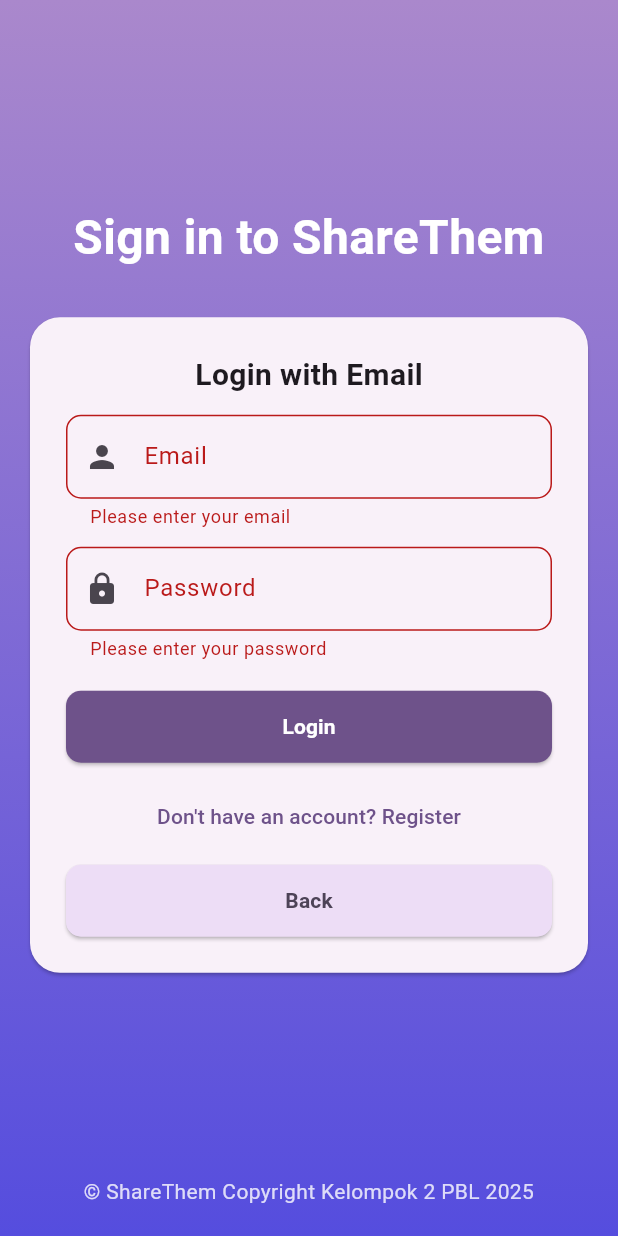
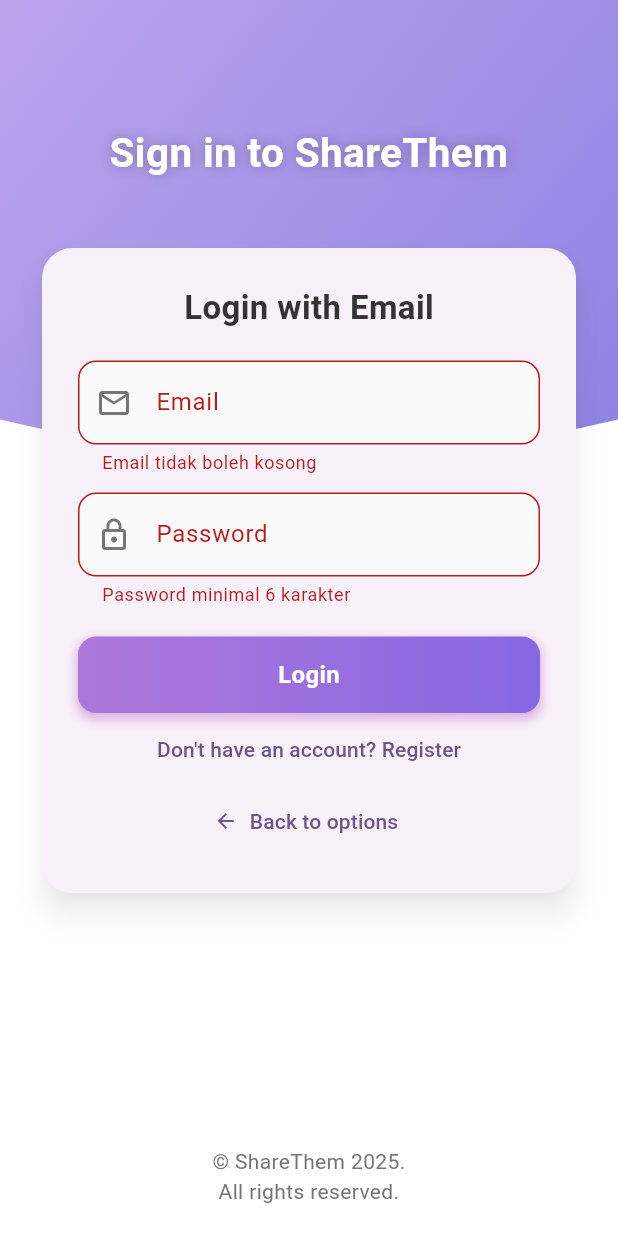
Before and after one commit to coldzamzam/ShareThem, a Flutter app: the screen it shows after launch, after a tap on "Google", after a tap on "Email", after a tap on "Login", on a phone screen of 412 x 824 dp. Run offline on Flutter 3.47's test engine with Material 3 defaults, Android fonts, the phone set to English and light mode, and no system bars; our stand-ins replace cloud_firestore, file_picker, firebase_auth, firebase_core, google_sign_in, lottie and 1 more; missing offline and left inert: bonsoir, protobuf; accounts and stored records are empty; network calls fail; Roboto replaces fonts that are missing (Jost); project files that could hold a hidden picture were left out.

Commit message:
ui login

```diff
--- a/lib/scaffolds/login_page.dart
+++ b/lib/scaffolds/login_page.dart
@@ -13,22 +13,22 @@ class LoginPage extends StatefulWidget {
 }
 
 class _LoginPageState extends State<LoginPage> {
+  // =======================================================================
+  // BAGIAN LOGIKA (TIDAK ADA YANG DIUBAH)
+  // Semua state, controller, dan fungsi Anda tetap sama.
+  // =======================================================================
   bool _showEmailLoginForm = false;
   bool _isRegisterMode = false;
-
-  // State variables for the custom top notification
   String? _notificationMessage;
   Color? _notificationColor;
   bool _showNotification = false;
   Timer? _notificationTimer;
-
   final _formKey = GlobalKey<FormState>();
   final _emailController = TextEditingController();
   final _passwordController = TextEditingController();
   final _usernameController = TextEditingController();
   final _phoneNumberController = TextEditingController();
   final _addressController = TextEditingController();
-
   final FirebaseAuth _auth = FirebaseAuth.instance;
   final GoogleSignIn _googleSignIn = GoogleSignIn();
   final FirebaseFirestore _firestore = FirebaseFirestore.instance;
@@ -65,6 +65,7 @@ class _LoginPageState extends State<LoginPage> {
   }
 
   Future<void> _signInWithGoogle() async {
+    // Fungsi ini tidak diubah
     try {
       final GoogleSignInAccount? googleUser = await _googleSignIn.signIn();
       if (googleUser == null) {
@@ -130,6 +131,7 @@ class _LoginPageState extends State<LoginPage> {
   }
 
   Future<void> _handleSubmit() async {
+    // Fungsi ini tidak diubah
     if (!(_formKey.currentState?.validate() ?? false)) return;
 
     final email = _emailController.text.trim();
@@ -268,55 +270,45 @@ class _LoginPageState extends State<LoginPage> {
   }
 
   // =======================================================================
-  // KODE YANG DIPERBAIKI ADA DI DALAM METHOD build() DI BAWAH INI
+  // BAGIAN UI (SEMUA DI BAWAH INI TELAH DIPERBARUI SESUAI DESAIN)
   // =======================================================================
   @override
   Widget build(BuildContext context) {
+    final screenHeight = MediaQuery.of(context).size.height;
     return Scaffold(
-      resizeToAvoidBottomInset: true,
+      backgroundColor: Colors.white,
+      resizeToAvoidBottomInset: false,
       body: Stack(
         children: [
-          // Background gradient
-          Container(
-            decoration: const BoxDecoration(
-              gradient: LinearGradient(
-                begin: Alignment.topCenter,
-                end: Alignment.bottomCenter,
-                colors: [Color(0xFFAA88CC), Color(0xFF554DDE)],
-              ),
-            ),
-          ),
-
-          // Main content column
-          Padding(
-            padding: const EdgeInsets.symmetric(horizontal: 20.0),
+          _buildCurvedBackground(context, screenHeight),
+          SafeArea(
+            child: Padding(
+              padding: const EdgeInsets.symmetric(horizontal: 24.0),
               child: Column(
                 children: [
-                // Spacer pertama untuk mendorong konten ke tengah dari atas
-                const Spacer(),
-
+                  SizedBox(height: screenHeight * 0.1),
                   const Text(
                     'Sign in to ShareThem',
                     textAlign: TextAlign.center,
                     style: TextStyle(
                       color: Colors.white,
-                    fontSize: 32,
+                      fontSize: 27,
                       fontWeight: FontWeight.bold,
+                      shadows: [Shadow(blurRadius: 10.0, color: Colors.black26)],
                     ),
                   ),
-                const SizedBox(height: 30), // Jarak antara judul dan card
-
-                // Konten utama (card)
-                SingleChildScrollView(
-                  child: ConstrainedBox(
-                    constraints: const BoxConstraints(maxWidth: 500),
-                    child: Card(
-                      margin: const EdgeInsets.all(0),
+                  const SizedBox(height: 40),
+                  Card(
+                    elevation: 8.0,
+                    shadowColor: Colors.black38,
                     shape: RoundedRectangleBorder(
                       borderRadius: BorderRadius.circular(20),
                     ),
                     child: Padding(
                       padding: const EdgeInsets.all(24.0),
+                      child: AnimatedSize(
+                        duration: const Duration(milliseconds: 300),
+                        curve: Curves.easeInOut,
                         child: AnimatedSwitcher(
                           duration: const Duration(milliseconds: 200),
                           child: _showEmailLoginForm
@@ -326,25 +318,19 @@ class _LoginPageState extends State<LoginPage> {
                       ),
                     ),
                   ),
-                ),
-
-                // Spacer kedua untuk mendorong footer ke bawah
                   const Spacer(),
-
-                // Footer
                   Padding(
                     padding: const EdgeInsets.only(bottom: 20),
                     child: Text(
-                    '© ShareThem Copyright Kelompok 2 PBL 2025',
-                    style: TextStyle(color: Colors.white.withOpacity(0.8)),
+                      '© ShareThem 2025.\nAll rights reserved.',
                       textAlign: TextAlign.center,
+                      style: TextStyle(color: Colors.grey[600]),
                     ),
                   ),
                 ],
               ),
             ),
-
-          // Custom Top Notification Layer
+          ),
           if (_showNotification && _notificationMessage != null && _notificationColor != null)
             Positioned(
               top: MediaQuery.of(context).padding.top + 20.0,
@@ -358,7 +344,7 @@ class _LoginPageState extends State<LoginPage> {
                   padding: const EdgeInsets.symmetric(horizontal: 16.0, vertical: 12.0),
                   child: Text(
                     _notificationMessage!,
-                    style: const TextStyle(color: Colors.white),
+                    style: const TextStyle(color: Colors.white, fontSize: 16),
                     textAlign: TextAlign.center,
                   ),
                 ),
@@ -369,76 +355,92 @@ class _LoginPageState extends State<LoginPage> {
     );
   }
 
+  Widget _buildCurvedBackground(BuildContext context, double screenHeight) {
+    return ClipPath(
+      clipper: _LoginShapeClipper(),
+      child: Container(
+        height: screenHeight * 0.4,
+        decoration: const BoxDecoration(
+          gradient: LinearGradient(
+            colors: [Color(0xFFBCA4EC), Color(0xFF8C82E3)],
+            begin: Alignment.topLeft,
+            end: Alignment.bottomRight,
+          ),
+        ),
+      ),
+    );
+  }
+
+  Widget _buildGradientButton({required VoidCallback onPressed, required String label, Widget? icon}) {
+    return Container(
+      decoration: BoxDecoration(
+        gradient: const LinearGradient(
+          colors: [Color(0xFFAD78D9), Color(0xFF8667E3)],
+          begin: Alignment.centerLeft,
+          end: Alignment.centerRight,
+        ),
+        borderRadius: BorderRadius.circular(12),
+        boxShadow: [
+          BoxShadow(
+            color: Colors.purple.withOpacity(0.3),
+            spreadRadius: 1,
+            blurRadius: 5,
+            offset: const Offset(0, 3),
+          )
+        ],
+      ),
+      child: Material(
+        color: Colors.transparent,
+        child: InkWell(
+          onTap: onPressed,
+          borderRadius: BorderRadius.circular(12),
+          child: Container(
+            padding: const EdgeInsets.symmetric(vertical: 14),
+            alignment: Alignment.center,
+            child: Row(
+              mainAxisAlignment: MainAxisAlignment.center,
+              children: [
+                if (icon != null) ...[icon, const SizedBox(width: 10)],
+                Text(label, style: const TextStyle(color: Colors.white, fontWeight: FontWeight.bold, fontSize: 16)),
+              ],
+            ),
+          ),
+        ),
+      ),
+    );
+  }
+
   Widget _buildInitialButtons(BuildContext context) {
     return Column(
       key: const ValueKey<int>(0),
       mainAxisSize: MainAxisSize.min,
       children: [
-        Text(
+        const Text(
           'Sign In',
-          style: TextStyle(
-            color: Theme.of(context).colorScheme.onSurface,
-            fontSize: 24,
-            fontWeight: FontWeight.bold,
-          ),
+          style: TextStyle(color: Color(0xFF333333), fontSize: 24, fontWeight: FontWeight.bold),
         ),
         const SizedBox(height: 24),
-        SizedBox(
-          width: double.infinity,
-          child: ElevatedButton.icon(
+        _buildGradientButton(
           onPressed: _signInWithGoogle,
+          label: 'Google',
           icon: Image.network(
             'https://upload.wikimedia.org/wikipedia/commons/thumb/c/c1/Google_%22G%22_logo.svg/1200px-Google_%22G%22_logo.svg.png',
             height: 20,
-              errorBuilder: (context, error, stackTrace) =>
-              const Icon(Icons.g_mobiledata),
-            ),
-            label: const Text('Google'),
-            style: ElevatedButton.styleFrom(
-              foregroundColor: Theme.of(context).colorScheme.onSurface,
-              padding: const EdgeInsets.symmetric(vertical: 12),
-              shape: RoundedRectangleBorder(
-                borderRadius: BorderRadius.circular(10),
+            width: 20,
+            errorBuilder: (context, error, stackTrace) => const Icon(Icons.g_mobiledata, color: Colors.white, size: 20),
           ),
         ),
+
+        const SizedBox(height: 12),
+        _buildGradientButton(
+          onPressed: () => setState(() => _showEmailLoginForm = true),
+          label: 'Email',
+          icon: const Icon(Icons.email, color: Colors.white, size: 20),
         ),
-        ),
-        const SizedBox(height: 10),
-        SizedBox(
-          width: double.infinity,
-          child: ElevatedButton.icon(
-            onPressed: () {
-              setState(() {
-                _showEmailLoginForm = true;
-                _isRegisterMode = false;
-              });
-            },
-            icon: const Icon(Icons.email),
-            label: const Text('Email'),
-            style: ElevatedButton.styleFrom(
-              foregroundColor: Theme.of(context).colorScheme.onSurface,
-              padding: const EdgeInsets.symmetric(vertical: 12),
-              shape: RoundedRectangleBorder(
-                borderRadius: BorderRadius.circular(10),
-              ),
-            ),
-          ),
-        ),
-        const SizedBox(height: 10),
-        SizedBox(
-          width: double.infinity,
-          child: ElevatedButton.icon(
+        const SizedBox(height: 12),
+        _buildGradientButton(
           onPressed: () => Navigator.pushReplacementNamed(context, '/'),
-            icon: const Icon(Icons.home),
-            label: const Text('Back to home'),
-            style: ElevatedButton.styleFrom(
-              foregroundColor: Theme.of(context).colorScheme.onSurface,
-              padding: const EdgeInsets.symmetric(vertical: 12),
-              shape: RoundedRectangleBorder(
-                borderRadius: BorderRadius.circular(10),
-              ),
-            ),
-          ),
+          label: 'Back to home',
         ),
       ],
     );
@@ -453,203 +455,59 @@ class _LoginPageState extends State<LoginPage> {
         children: [
           Text(
             _isRegisterMode ? 'Register with Email' : 'Login with Email',
-            style: TextStyle(
-              color: Theme.of(context).colorScheme.onSurface,
-              fontSize: 20,
-              fontWeight: FontWeight.bold,
+            style: const TextStyle(color: Color(0xFF333333), fontSize: 22, fontWeight: FontWeight.bold),
           ),
-          ),
-          const SizedBox(height: 12),
-          TextFormField(
-            controller: _emailController,
-            keyboardType: TextInputType.emailAddress,
-            decoration: InputDecoration(
-              labelText: 'Email',
-              hintText: 'Enter your email',
-              border: OutlineInputBorder(
-                borderRadius: BorderRadius.circular(10),
-              ),
-              prefixIcon: const Icon(Icons.person),
-            ),
-            validator: (value) {
-              if (value == null || value.isEmpty) {
-                return 'Please enter your email';
-              }
-              if (!RegExp(r'^[^@]+@[^@]+\.[^@]+').hasMatch(value)) {
-                return 'Please enter a valid email address';
-              }
-              return null;
-            },
-          ),
+          const SizedBox(height: 20),
+          TextFormField(controller: _emailController, decoration: _inputDecoration('Email', Icons.email_outlined), validator: (v) => v!.isEmpty ? 'Email tidak boleh kosong' : null),
           if (_isRegisterMode) ...[
             const SizedBox(height: 12),
-            TextFormField(
-              controller: _usernameController,
-              decoration: InputDecoration(
-                labelText: 'Username',
-                hintText: 'Enter your username',
-                border: OutlineInputBorder(
-                  borderRadius: BorderRadius.circular(10),
-                ),
-                prefixIcon: const Icon(Icons.person_outline),
-              ),
-              validator: (value) {
-                if (_isRegisterMode && (value == null || value.isEmpty)) {
-                  return 'Please enter a username';
-                }
-                return null;
-              },
-            ),
+            TextFormField(controller: _usernameController, decoration: _inputDecoration('Username', Icons.person_outline), validator: (v) => v!.isEmpty ? 'Username tidak boleh kosong' : null),
             const SizedBox(height: 12),
-            TextFormField(
-              controller: _phoneNumberController,
-              keyboardType: TextInputType.phone,
-              decoration: InputDecoration(
-                labelText: 'Phone Number (Optional)',
-                hintText: 'e.g., 081234567890',
-                border: OutlineInputBorder(
-                  borderRadius: BorderRadius.circular(10),
-                ),
-                prefixIcon: const Icon(Icons.phone),
-              ),
-            ),
+            TextFormField(controller: _phoneNumberController, decoration: _inputDecoration('Phone Number (Optional)', Icons.phone)),
             const SizedBox(height: 12),
-            TextFormField(
-              controller: _addressController,
-              keyboardType: TextInputType.streetAddress,
-              maxLines: 2,
-              decoration: InputDecoration(
-                labelText: 'Address (Optional)',
-                hintText: 'Your full address',
-                border: OutlineInputBorder(
-                  borderRadius: BorderRadius.circular(10),
-                ),
-                prefixIcon: const Icon(Icons.location_on),
-              ),
-            ),
+            TextFormField(controller: _addressController, decoration: _inputDecoration('Address (Optional)', Icons.location_on)),
           ],
           const SizedBox(height: 12),
-          TextFormField(
-            controller: _passwordController,
-            obscureText: true,
-            decoration: InputDecoration(
-              labelText: 'Password',
-              hintText: 'Enter your password',
-              border: OutlineInputBorder(
-                borderRadius: BorderRadius.circular(10),
+          TextFormField(controller: _passwordController, obscureText: true, decoration: _inputDecoration('Password', Icons.lock_outline), validator: (v) => v!.length < 6 ? 'Password minimal 6 karakter' : null),
+          const SizedBox(height: 20),
+          _buildGradientButton(onPressed: _handleSubmit, label: _isRegisterMode ? 'Register' : 'Login'),
+          TextButton(
+            onPressed: () => setState(() => _isRegisterMode = !_isRegisterMode),
+            child: Text(_isRegisterMode ? 'Already have an account? Login' : 'Don\'t have an account? Register'),
           ),
-              prefixIcon: const Icon(Icons.lock),
-            ),
-            validator: (value) {
-              if (value == null || value.isEmpty) {
-                return 'Please enter your password';
-              }
-              if (value.length < 8) {
-                return 'Password should be at least 8 characters';
-              }
-              return null;
-            },
-          ),
-          const SizedBox(height: 20),
-          SizedBox(
-            width: double.infinity,
-            child: ElevatedButton(
-              onPressed: _handleSubmit,
-              style: ElevatedButton.styleFrom(
-                backgroundColor: Theme.of(context).colorScheme.primary,
-                foregroundColor: Theme.of(context).colorScheme.onPrimary,
-                padding: const EdgeInsets.symmetric(vertical: 14),
-                shape: RoundedRectangleBorder(
-                  borderRadius: BorderRadius.circular(10),
-                ),
-              ),
-              child: Text(
-                _isRegisterMode ? 'Register' : 'Login',
-                style: const TextStyle(fontWeight: FontWeight.bold),
-              ),
-            ),
-          ),
-          const SizedBox(height: 12),
-          TextButton(
-            onPressed: () {
-              setState(() {
-                _isRegisterMode = !_isRegisterMode;
-                _formKey.currentState?.reset();
-                _emailController.clear();
-                _passwordController.clear();
-                _usernameController.clear();
-                _phoneNumberController.clear();
-                _addressController.clear();
-              });
-            },
-            child: Text(
-              _isRegisterMode
-                  ? 'Already have an account? Login'
-                  : 'Don\'t have an account? Register',
-            ),
-          ),
-          const SizedBox(height: 8),
-          SizedBox(
-            width: double.infinity,
-            child: ElevatedButton(
-              onPressed: () {
-                setState(() {
-                  _showEmailLoginForm = false;
-                  _isRegisterMode = false;
-                  _formKey.currentState?.reset();
-                  _emailController.clear();
-                  _passwordController.clear();
-                  _usernameController.clear();
-                  _phoneNumberController.clear();
-                  _addressController.clear();
-                });
-              },
-              style: ElevatedButton.styleFrom(
-                backgroundColor: Theme.of(context).colorScheme.secondaryContainer,
-                foregroundColor: Theme.of(context).colorScheme.onSecondaryContainer,
-                padding: const EdgeInsets.symmetric(vertical: 14),
-                shape: RoundedRectangleBorder(
-                  borderRadius: BorderRadius.circular(10),
-                ),
-              ),
-              child: const Text(
-                'Back',
-                style: TextStyle(fontWeight: FontWeight.bold),
-              ),
-            ),
+          TextButton.icon(
+            icon: const Icon(Icons.arrow_back, size: 16),
+            label: const Text('Back to options'),
+            onPressed: () => setState(() => _showEmailLoginForm = false),
           ),
         ],
       ),
     );
   }
+
+  InputDecoration _inputDecoration(String label, IconData icon) {
+    return InputDecoration(
+      labelText: label,
+      prefixIcon: Icon(icon, color: Colors.grey[600]),
+      border: OutlineInputBorder(borderRadius: BorderRadius.circular(12), borderSide: BorderSide(color: Colors.grey[300]!)),
+      focusedBorder: OutlineInputBorder(borderRadius: BorderRadius.circular(12), borderSide: const BorderSide(color: Color(0xFF8C82E3), width: 2)),
+      filled: true,
+      fillColor: Colors.grey[50],
+    );
+  }
 }
 
-// Jangan lupa untuk membuat file user.dart di dalam folder models
-// contoh isi file models/user.dart:
-/*
-class UserProfile {
-  final String uid;
-  final String email;
-  final String username;
-  final String? phoneNumber;
-  final String? address;
+class _LoginShapeClipper extends CustomClipper<Path> {
+  @override
+  Path getClip(Size size) {
+    final path = Path();
+    path.lineTo(0, size.height - 50);
+    path.quadraticBezierTo(size.width / 2, size.height, size.width, size.height - 50);
+    path.lineTo(size.width, 0);
+    path.close();
+    return path;
+  }
 
-  UserProfile({
-    required this.uid,
-    required this.email,
-    required this.username,
-    this.phoneNumber,
-    this.address,
-  });
-
-  Map<String, dynamic> toMap() {
-    return {
-      'uid': uid,
-      'email': email,
-      'username': username,
-      'phoneNumber': phoneNumber,
-      'address': address,
-    };
+  @override
+  bool shouldReclip(CustomClipper<Path> oldClipper) => false;
 }
-}
-*/
```
Lines whose indentation alone changed are shown as unchanged.
